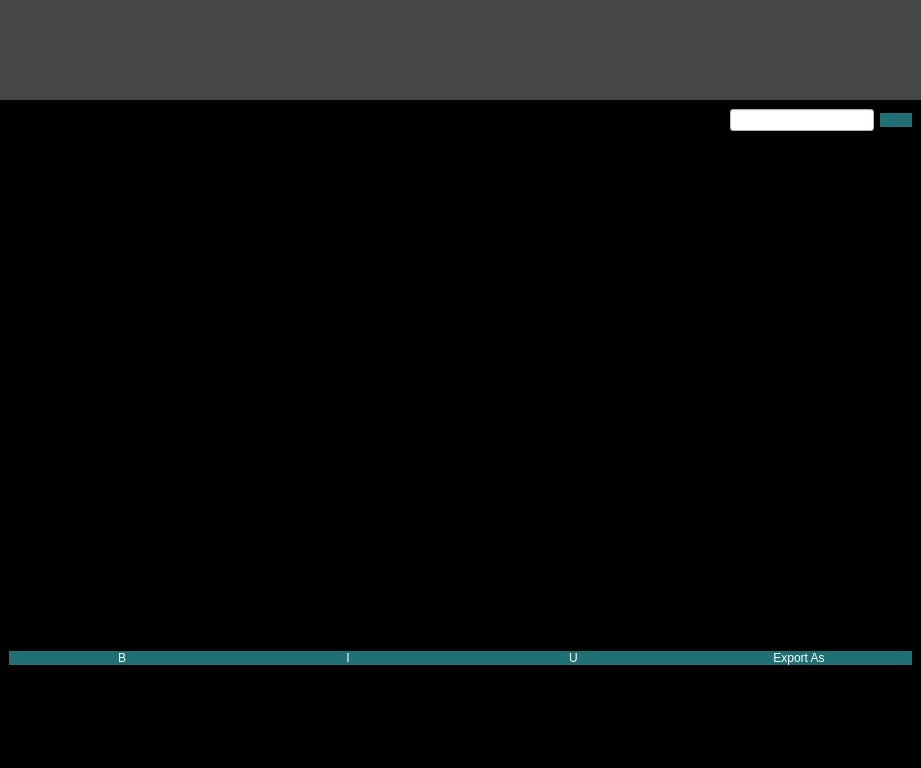
geekyAnjali/PdfReading, file pdfReader.ui: the form before one commit.
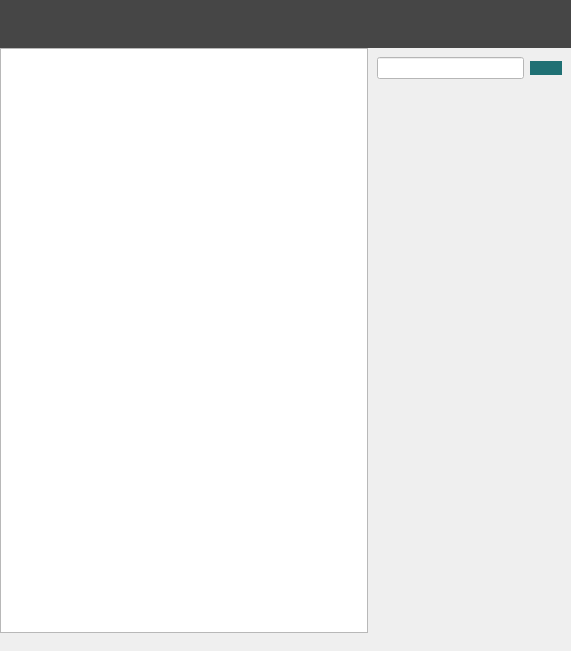
The form after the commit. Icons and pictures are not drawn.

```diff
--- a/pdfReader.ui
+++ b/pdfReader.ui
@@ -6,17 +6,15 @@
    <rect>
     <x>0</x>
     <y>0</y>
-    <width>921</width>
-    <height>768</height>
+    <width>571</width>
+    <height>651</height>
    </rect>
   </property>
   <property name="windowTitle">
    <string>MainWindow</string>
   </property>
   <property name="styleSheet">
-   <string notr="true">*{background-color:black;
-color:white
-}
+   <string notr="true">
 
 
 QPushButton {
@@ -33,7 +31,10 @@
 background-color: rgb(255, 255, 255);}</string>
   </property>
   <widget class="QWidget" name="centralwidget">
-   <layout class="QGridLayout" name="gridLayout">
+   <layout class="QVBoxLayout" name="verticalLayout">
+    <property name="spacing">
+     <number>0</number>
+    </property>
     <property name="leftMargin">
      <number>0</number>
     </property>
@@ -46,180 +47,7 @@
     <property name="bottomMargin">
      <number>0</number>
     </property>
-    <property name="spacing">
-     <number>0</number>
-    </property>
-    <item row="1" column="2">
-     <widget class="QWidget" name="widget_5" native="true">
-      <property name="minimumSize">
-       <size>
-        <width>100</width>
-        <height>0</height>
-       </size>
-      </property>
-      <property name="maximumSize">
-       <size>
-        <width>200</width>
-        <height>16777215</height>
-       </size>
-      </property>
-      <layout class="QGridLayout" name="gridLayout_4">
-       <item row="0" column="0">
-        <widget class="QLineEdit" name="lineEdit"/>
-       </item>
-       <item row="0" column="1">
-        <widget class="QPushButton" name="search_bttn">
-         <property name="cursor">
-          <cursorShape>PointingHandCursor</cursorShape>
-         </property>
-         <property name="text">
-          <string/>
-         </property>
-         <property name="icon">
-          <iconset resource="imagrrsrc.qrc">
-           <normaloff>:/Icons/Images/find.png</normaloff>:/Icons/Images/find.png</iconset>
-         </property>
-         <property name="iconSize">
-          <size>
-           <width>20</width>
-           <height>20</height>
-          </size>
-         </property>
-        </widget>
-       </item>
-       <item row="2" column="0" colspan="2">
-        <widget class="QLabel" name="label">
-         <property name="text">
-          <string/>
-         </property>
-        </widget>
-       </item>
-      </layout>
-     </widget>
-    </item>
-    <item row="1" column="0">
-     <widget class="QWidget" name="widget_2" native="true">
-      <property name="minimumSize">
-       <size>
-        <width>100</width>
-        <height>0</height>
-       </size>
-      </property>
-      <property name="maximumSize">
-       <size>
-        <width>200</width>
-        <height>16777215</height>
-       </size>
-      </property>
-     </widget>
-    </item>
-    <item row="2" column="0" colspan="3">
-     <widget class="QWidget" name="widget_7" native="true">
-      <property name="maximumSize">
-       <size>
-        <width>16777215</width>
-        <height>250</height>
-       </size>
-      </property>
-      <layout class="QGridLayout" name="gridLayout_2">
-       <item row="1" column="0">
-        <widget class="QWidget" name="widget_6" native="true">
-         <property name="minimumSize">
-          <size>
-           <width>0</width>
-           <height>50</height>
-          </size>
-         </property>
-         <property name="maximumSize">
-          <size>
-           <width>16777215</width>
-           <height>20</height>
-          </size>
-         </property>
-         <layout class="QHBoxLayout" name="horizontalLayout_2">
-          <property name="spacing">
-           <number>0</number>
-          </property>
-          <property name="leftMargin">
-           <number>0</number>
-          </property>
-          <property name="topMargin">
-           <number>0</number>
-          </property>
-          <property name="rightMargin">
-           <number>0</number>
-          </property>
-          <property name="bottomMargin">
-           <number>0</number>
-          </property>
-          <item>
-           <widget class="QPushButton" name="bold_bttn">
-            <property name="cursor">
-             <cursorShape>PointingHandCursor</cursorShape>
-            </property>
-            <property name="text">
-             <string>B</string>
-            </property>
-           </widget>
-          </item>
-          <item>
-           <widget class="QPushButton" name="italic_bttn">
-            <property name="cursor">
-             <cursorShape>PointingHandCursor</cursorShape>
-            </property>
-            <property name="text">
-             <string>I</string>
-            </property>
-           </widget>
-          </item>
-          <item>
-           <widget class="QPushButton" name="underline_bttn">
-            <property name="cursor">
-             <cursorShape>PointingHandCursor</cursorShape>
-            </property>
-            <property name="text">
-             <string>U</string>
-            </property>
-           </widget>
-          </item>
-          <item>
-           <widget class="QPushButton" name="export_as_bttn">
-            <property name="cursor">
-             <cursorShape>PointingHandCursor</cursorShape>
-            </property>
-            <property name="text">
-             <string>Export As</string>
-            </property>
-           </widget>
-          </item>
-         </layout>
-        </widget>
-       </item>
-      </layout>
-     </widget>
-    </item>
-    <item row="1" column="1">
-     <widget class="QWidget" name="widget_3" native="true">
-      <layout class="QGridLayout" name="gridLayout_3">
-       <property name="leftMargin">
-        <number>0</number>
-       </property>
-       <property name="topMargin">
-        <number>0</number>
-       </property>
-       <property name="rightMargin">
-        <number>0</number>
-       </property>
-       <property name="bottomMargin">
-        <number>0</number>
-       </property>
-       <property name="spacing">
-        <number>0</number>
-       </property>
-      </layout>
-     </widget>
-    </item>
-    <item row="0" column="0" colspan="3">
+    <item>
      <widget class="QWidget" name="widget" native="true">
       <property name="minimumSize">
        <size>
@@ -321,6 +149,123 @@
       </layout>
      </widget>
     </item>
+    <item>
+     <widget class="QWidget" name="widget_pdf" native="true">
+      <layout class="QGridLayout" name="gridLayout">
+       <property name="leftMargin">
+        <number>0</number>
+       </property>
+       <property name="topMargin">
+        <number>0</number>
+       </property>
+       <property name="rightMargin">
+        <number>0</number>
+       </property>
+       <property name="bottomMargin">
+        <number>0</number>
+       </property>
+       <property name="spacing">
+        <number>0</number>
+       </property>
+       <item row="0" column="0">
+        <widget class="QListWidget" name="listWidget">
+         <property name="minimumSize">
+          <size>
+           <width>200</width>
+           <height>0</height>
+          </size>
+         </property>
+         <property name="maximumSize">
+          <size>
+           <width>16777215</width>
+           <height>16777215</height>
+          </size>
+         </property>
+        </widget>
+       </item>
+       <item row="0" column="2">
+        <widget class="QWidget" name="search_widget" native="true">
+         <property name="minimumSize">
+          <size>
+           <width>100</width>
+           <height>0</height>
+          </size>
+         </property>
+         <property name="maximumSize">
+          <size>
+           <width>203</width>
+           <height>16777215</height>
+          </size>
+         </property>
+         <layout class="QGridLayout" name="gridLayout_4">
+          <item row="0" column="1">
+           <widget class="QPushButton" name="search_bttn">
+            <property name="cursor">
+             <cursorShape>PointingHandCursor</cursorShape>
+            </property>
+            <property name="text">
+             <string/>
+            </property>
+            <property name="icon">
+             <iconset resource="imagrrsrc.qrc">
+              <normaloff>:/Icons/Images/find.png</normaloff>:/Icons/Images/find.png</iconset>
+            </property>
+            <property name="iconSize">
+             <size>
+              <width>20</width>
+              <height>20</height>
+             </size>
+            </property>
+           </widget>
+          </item>
+          <item row="0" column="0">
+           <widget class="QLineEdit" name="lineEdit"/>
+          </item>
+          <item row="2" column="0" colspan="2">
+           <widget class="QLabel" name="label">
+            <property name="text">
+             <string/>
+            </property>
+           </widget>
+          </item>
+         </layout>
+        </widget>
+       </item>
+       <item row="0" column="1">
+        <widget class="QWidget" name="widget_2" native="true">
+         <layout class="QGridLayout" name="gridLayout_3">
+          <property name="leftMargin">
+           <number>0</number>
+          </property>
+          <property name="topMargin">
+           <number>0</number>
+          </property>
+          <property name="rightMargin">
+           <number>0</number>
+          </property>
+          <property name="bottomMargin">
+           <number>0</number>
+          </property>
+          <property name="horizontalSpacing">
+           <number>0</number>
+          </property>
+         </layout>
+        </widget>
+       </item>
+      </layout>
+     </widget>
+    </item>
+    <item>
+     <widget class="QWidget" name="widget_7" native="true">
+      <property name="maximumSize">
+       <size>
+        <width>16777215</width>
+        <height>250</height>
+       </size>
+      </property>
+      <layout class="QGridLayout" name="gridLayout_2"/>
+     </widget>
+    </item>
    </layout>
   </widget>
  </widget>
```
